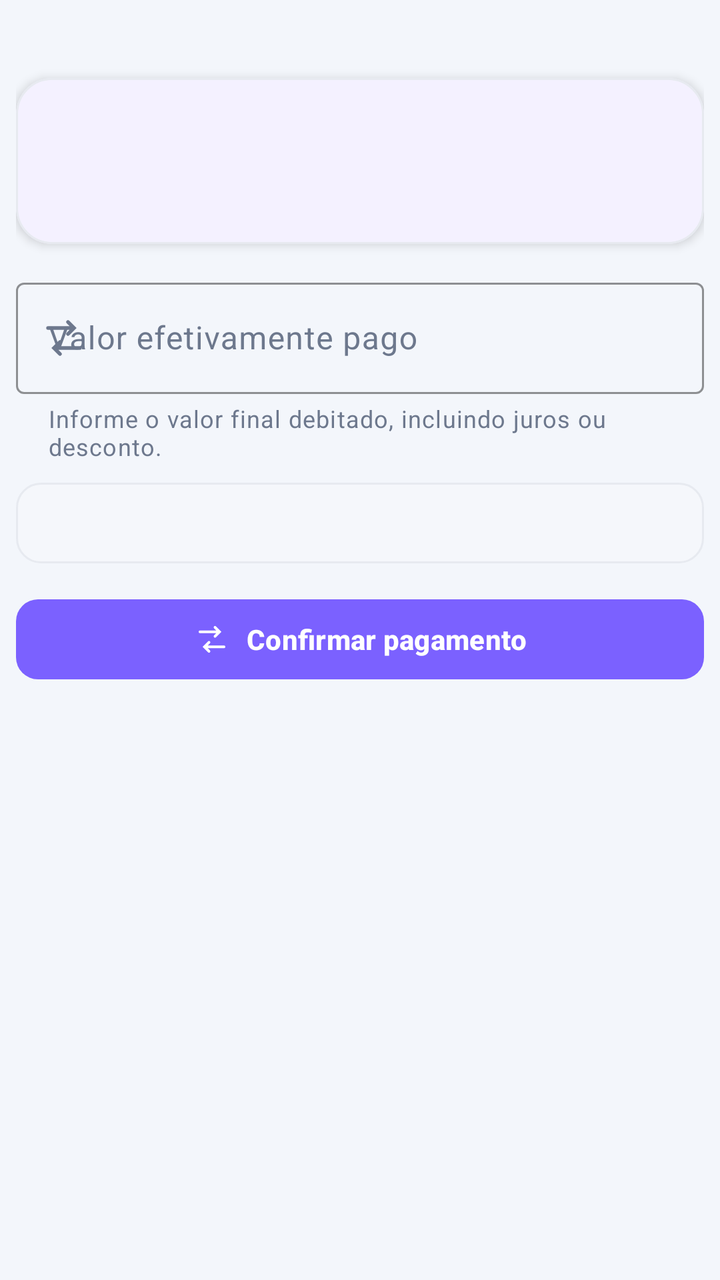
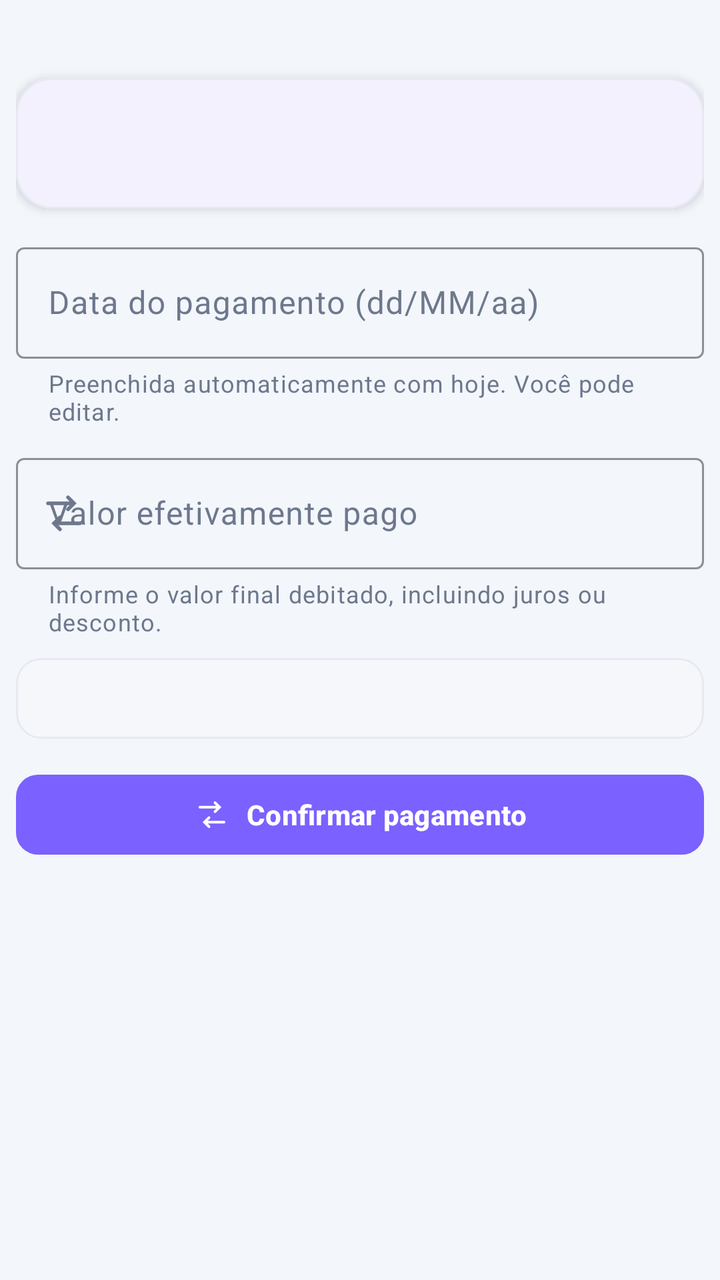

Before-and-after screenshots of an Android layout around one commit, followed by the original layout XML and the change that was made.
<!-- AndroidManifest.xml: application theme Theme.StopGastos -->
<!-- res/layout/dialog_bill_payment.xml -->
<?xml version="1.0" encoding="utf-8"?>
<LinearLayout xmlns:android="http://schemas.android.com/apk/res/android"
    xmlns:app="http://schemas.android.com/apk/res-auto"
    android:layout_width="match_parent"
    android:layout_height="wrap_content"
    android:orientation="vertical"
    android:padding="8dp">

    <TextView
        android:id="@+id/payment_bill_description"
        android:layout_width="match_parent"
        android:layout_height="wrap_content"
        android:textAppearance="@style/TextAppearance.StopGastos.Section" />

    <com.google.android.material.card.MaterialCardView
        style="@style/Widget.StopGastos.Card"
        android:layout_width="match_parent"
        android:layout_height="wrap_content"
        android:layout_marginTop="12dp">

        <LinearLayout
            android:layout_width="match_parent"
            android:layout_height="wrap_content"
            android:orientation="vertical"
            android:padding="14dp">

            <TextView
                android:id="@+id/payment_bill_original"
                android:layout_width="match_parent"
                android:layout_height="wrap_content"
                android:textColor="@color/text_primary"
                android:textSize="13sp"
                android:textStyle="bold" />

            <TextView
                android:id="@+id/payment_bill_due"
                android:layout_width="match_parent"
                android:layout_height="wrap_content"
                android:layout_marginTop="5dp"
                android:textAppearance="@style/TextAppearance.StopGastos.BodyMuted" />

            <TextView
                android:id="@+id/payment_bill_date"
                android:layout_width="match_parent"
                android:layout_height="wrap_content"
                android:layout_marginTop="3dp"
                android:textAppearance="@style/TextAppearance.StopGastos.BodyMuted" />
        </LinearLayout>
    </com.google.android.material.card.MaterialCardView>

    <com.google.android.material.textfield.TextInputLayout
        android:layout_width="match_parent"
        android:layout_height="wrap_content"
        android:layout_marginTop="14dp"
        android:hint="Valor efetivamente pago"
        app:boxBackgroundMode="outline"
        app:boxStrokeColor="@color/primary"
        app:helperText="Informe o valor final debitado, incluindo juros ou desconto."
        app:startIconDrawable="@drawable/ic_transaction">

        <com.google.android.material.textfield.TextInputEditText
            android:id="@+id/payment_bill_amount"
            android:layout_width="match_parent"
            android:layout_height="wrap_content"
            android:imeOptions="actionDone"
            android:inputType="numberDecimal"
            android:maxLines="1" />
    </com.google.android.material.textfield.TextInputLayout>

    <TextView
        android:id="@+id/payment_bill_adjustment"
        android:layout_width="match_parent"
        android:layout_height="wrap_content"
        android:layout_marginTop="10dp"
        android:background="@drawable/bg_input"
        android:padding="12dp"
        android:textColor="@color/text_muted"
        android:textSize="12sp" />

    <com.google.android.material.button.MaterialButton
        android:id="@+id/payment_bill_confirm"
        style="@style/Widget.StopGastos.Button.Primary"
        android:layout_width="match_parent"
        android:layout_height="48dp"
        android:layout_marginTop="14dp"
        android:text="Confirmar pagamento"
        app:icon="@drawable/ic_transaction"
        app:iconGravity="textStart"
        app:iconPadding="8dp" />

</LinearLayout>
<!-- resources referenced by this layout -->
<resources>
  <color name="primary">#7B61FF</color>
  <color name="text_muted">#6D788D</color>
  <color name="text_primary">#162033</color>
  <!-- drawable bg_input (drawable) -->
  <shape xmlns:android="http://schemas.android.com/apk/res/android" android:shape="rectangle">
      <solid android:color="@color/surface_2" />
      <stroke android:width="1dp" android:color="@color/line" />
      <corners android:radius="12dp" />
      <padding android:left="12dp" android:top="9dp" android:right="12dp" android:bottom="9dp" />
  </shape>
  <!-- drawable ic_transaction (drawable) -->
  <vector xmlns:android="http://schemas.android.com/apk/res/android" android:width="24dp" android:height="24dp" android:viewportWidth="24" android:viewportHeight="24">
      <path android:fillColor="@android:color/transparent" android:strokeColor="@color/white" android:strokeWidth="1.8" android:strokeLineCap="round" android:pathData="M4,7h13M14,4l3,3l-3,3M20,17H7M10,14l-3,3l3,3"/>
  </vector>
  <style name="TextAppearance.StopGastos.BodyMuted" parent="TextAppearance.Material3.BodyMedium">
          <item name="android:textColor">@color/text_muted</item>
          <item name="android:textSize">11sp</item>
      </style>
  <style name="TextAppearance.StopGastos.Section" parent="TextAppearance.Material3.TitleMedium">
          <item name="android:textColor">@color/text_primary</item>
          <item name="android:textStyle">bold</item>
          <item name="android:textSize">14sp</item>
      </style>
  <style name="Widget.StopGastos.Button.Primary" parent="Widget.Material3.Button">
          <item name="backgroundTint">@color/primary</item>
          <item name="android:textColor">@color/white</item>
          <item name="cornerRadius">11dp</item>
          <item name="android:minHeight">42dp</item>
          <item name="android:textAllCaps">false</item>
          <item name="android:textStyle">bold</item>
      </style>
  <style name="Widget.StopGastos.Card" parent="Widget.Material3.CardView.Elevated">
          <item name="cardBackgroundColor">@color/surface</item>
          <item name="cardCornerRadius">18dp</item>
          <item name="cardElevation">3dp</item>
          <item name="strokeColor">@color/line</item>
          <item name="strokeWidth">1dp</item>
      </style>
  <style name="Theme.StopGastos" parent="Theme.Material3.Dark.NoActionBar">
          <item name="colorPrimary">@color/primary</item>
          <item name="colorOnPrimary">@color/on_primary</item>
          <item name="colorPrimaryContainer">@color/primary_soft</item>
          <item name="colorOnPrimaryContainer">@color/text_primary</item>
          <item name="colorSecondary">@color/secondary</item>
          <item name="colorSurface">@color/surface</item>
          <item name="colorSurfaceVariant">@color/surface_2</item>
          <item name="colorOnSurface">@color/text_primary</item>
          <item name="colorOnSurfaceVariant">@color/text_muted</item>
          <item name="colorOutline">@color/line</item>
          <item name="colorError">@color/danger</item>
          <item name="android:colorBackground">@color/background</item>
          <item name="android:windowBackground">@color/background</item>
          <item name="android:statusBarColor">@color/background</item>
          <item name="android:navigationBarColor">@color/background</item>
          <item name="android:windowLightStatusBar">false</item>
          <item name="android:windowLightNavigationBar">false</item>
          <item name="android:windowNoTitle">true</item>
      </style>
  <color name="surface_2">#F5F7FB</color>
  <color name="line">#E7EAF0</color>
  <color name="white">#FFFFFF</color>
  <color name="surface">#FFFFFF</color>
  <color name="on_primary">#FFFFFF</color>
  <color name="primary_soft">#EEEAFE</color>
  <color name="secondary">#16C7B7</color>
  <color name="danger">#FF5F6D</color>
  <color name="background">#F3F6FB</color>
</resources>

<!-- the commit's change to res/layout/dialog_bill_payment.xml (unified diff, before → after) -->
@@ -38,13 +38,6 @@
                 android:layout_height="wrap_content"
                 android:layout_marginTop="5dp"
                 android:textAppearance="@style/TextAppearance.StopGastos.BodyMuted" />
-
-            <TextView
-                android:id="@+id/payment_bill_date"
-                android:layout_width="match_parent"
-                android:layout_height="wrap_content"
-                android:layout_marginTop="3dp"
-                android:textAppearance="@style/TextAppearance.StopGastos.BodyMuted" />
         </LinearLayout>
     </com.google.android.material.card.MaterialCardView>
 
@@ -52,6 +45,24 @@
         android:layout_width="match_parent"
         android:layout_height="wrap_content"
         android:layout_marginTop="14dp"
+        android:hint="Data do pagamento (dd/MM/aa)"
+        app:boxBackgroundMode="outline"
+        app:boxStrokeColor="@color/primary"
+        app:helperText="Preenchida automaticamente com hoje. Você pode editar.">
+
+        <com.google.android.material.textfield.TextInputEditText
+            android:id="@+id/payment_bill_date"
+            android:layout_width="match_parent"
+            android:layout_height="wrap_content"
+            android:inputType="date"
+            android:maxLength="10"
+            android:maxLines="1" />
+    </com.google.android.material.textfield.TextInputLayout>
+
+    <com.google.android.material.textfield.TextInputLayout
+        android:layout_width="match_parent"
+        android:layout_height="wrap_content"
+        android:layout_marginTop="10dp"
         android:hint="Valor efetivamente pago"
         app:boxBackgroundMode="outline"
         app:boxStrokeColor="@color/primary"
